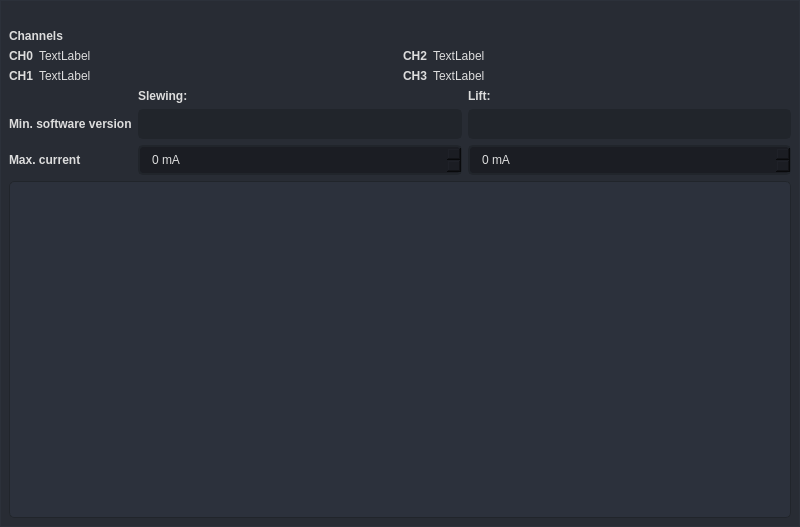
The window that app/ui/main.ui (davidsenoner/emec-drv-canopen-tester) describes before a commit, drawn with Qt 5.
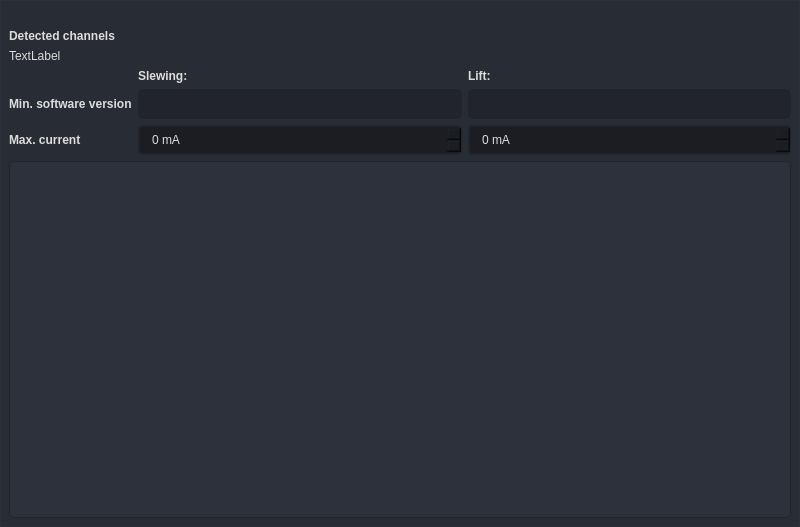
The same window after the commit. Icons and pictures are not drawn.

Commit message: feat: remove single channel label and add detected channel count

Diff of the .ui file:
```diff
--- a/app/ui/main.ui
+++ b/app/ui/main.ui
@@ -718,90 +718,16 @@
               <item>
                <widget class="QLabel" name="label_9">
                 <property name="text">
-                 <string>&lt;h4&gt;Channels&lt;/h4&gt;</string>
+                 <string>&lt;h4&gt;Detected channels&lt;/h4&gt;</string>
                 </property>
                </widget>
               </item>
               <item>
-               <layout class="QGridLayout" name="gridLayout">
-                <property name="topMargin">
-                 <number>0</number>
+               <widget class="QLabel" name="lbl_detected_cahnnels">
+                <property name="text">
+                 <string>TextLabel</string>
                 </property>
-                <property name="rightMargin">
-                 <number>0</number>
-                </property>
-                <property name="bottomMargin">
-                 <number>0</number>
-                </property>
-                <item row="1" column="3">
-                 <widget class="QLabel" name="lbl_can2_status">
-                  <property name="text">
-                   <string>TextLabel</string>
-                  </property>
-                 </widget>
-                </item>
-                <item row="1" column="0">
-                 <widget class="QLabel" name="label_2">
-                  <property name="sizePolicy">
-                   <sizepolicy hsizetype="Fixed" vsizetype="Preferred">
-                    <horstretch>0</horstretch>
-                    <verstretch>0</verstretch>
-                   </sizepolicy>
-                  </property>
-                  <property name="text">
-                   <string>&lt;b&gt;CH0&lt;/b&gt;</string>
-                  </property>
-                 </widget>
-                </item>
-                <item row="1" column="2">
-                 <widget class="QLabel" name="label_4">
-                  <property name="sizePolicy">
-                   <sizepolicy hsizetype="Fixed" vsizetype="Preferred">
-                    <horstretch>0</horstretch>
-                    <verstretch>0</verstretch>
-                   </sizepolicy>
-                  </property>
-                  <property name="text">
-                   <string>&lt;b&gt;CH2&lt;/b&gt;</string>
-                  </property>
-                 </widget>
-                </item>
-                <item row="2" column="2">
-                 <widget class="QLabel" name="label_5">
-                  <property name="text">
-                   <string>&lt;b&gt;CH3&lt;/b&gt;</string>
-                  </property>
-                 </widget>
-                </item>
-                <item row="2" column="3">
-                 <widget class="QLabel" name="lbl_can3_Status">
-                  <property name="text">
-                   <string>TextLabel</string>
-                  </property>
-                 </widget>
-                </item>
-                <item row="1" column="1">
-                 <widget class="QLabel" name="lbl_can0_status">
-                  <property name="text">
-                   <string>TextLabel</string>
-                  </property>
-                 </widget>
-                </item>
-                <item row="2" column="1">
-                 <widget class="QLabel" name="lbl_can1_status">
-                  <property name="text">
-                   <string>TextLabel</string>
-                  </property>
-                 </widget>
-                </item>
-                <item row="2" column="0">
-                 <widget class="QLabel" name="label_3">
-                  <property name="text">
-                   <string>&lt;b&gt;CH1&lt;/b&gt;</string>
-                  </property>
-                 </widget>
-                </item>
-               </layout>
+               </widget>
               </item>
              </layout>
             </widget>
```
Left out of the diff: 2 changed lines with no effect on the pictures. The commit also changes 1 other file.
